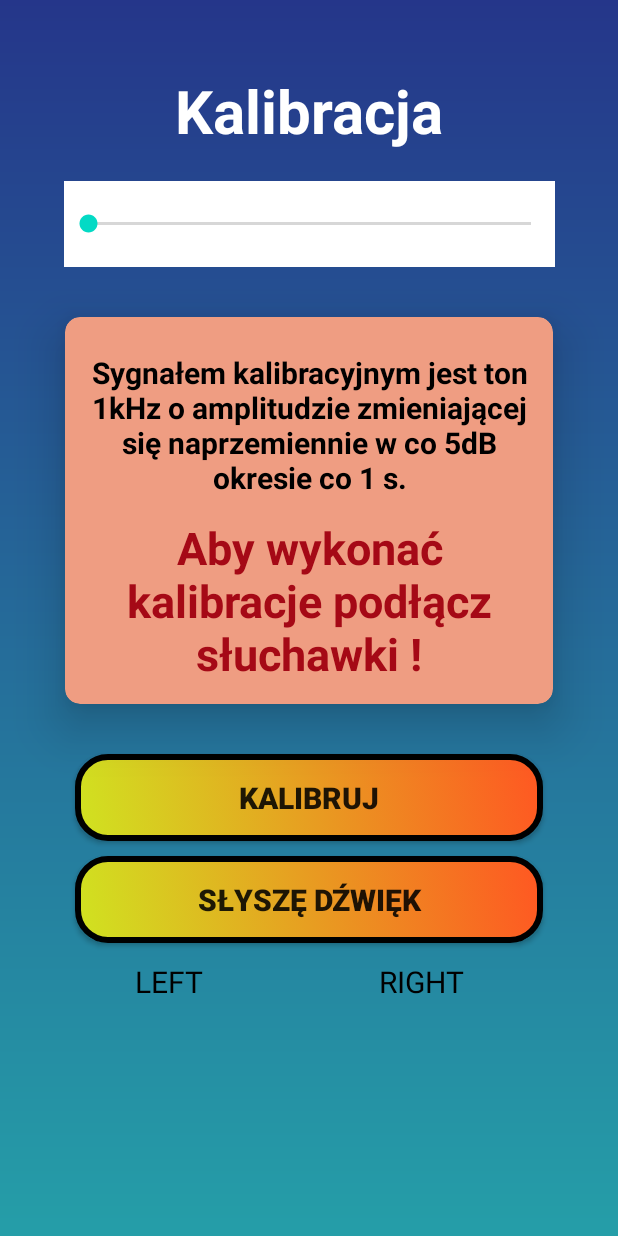
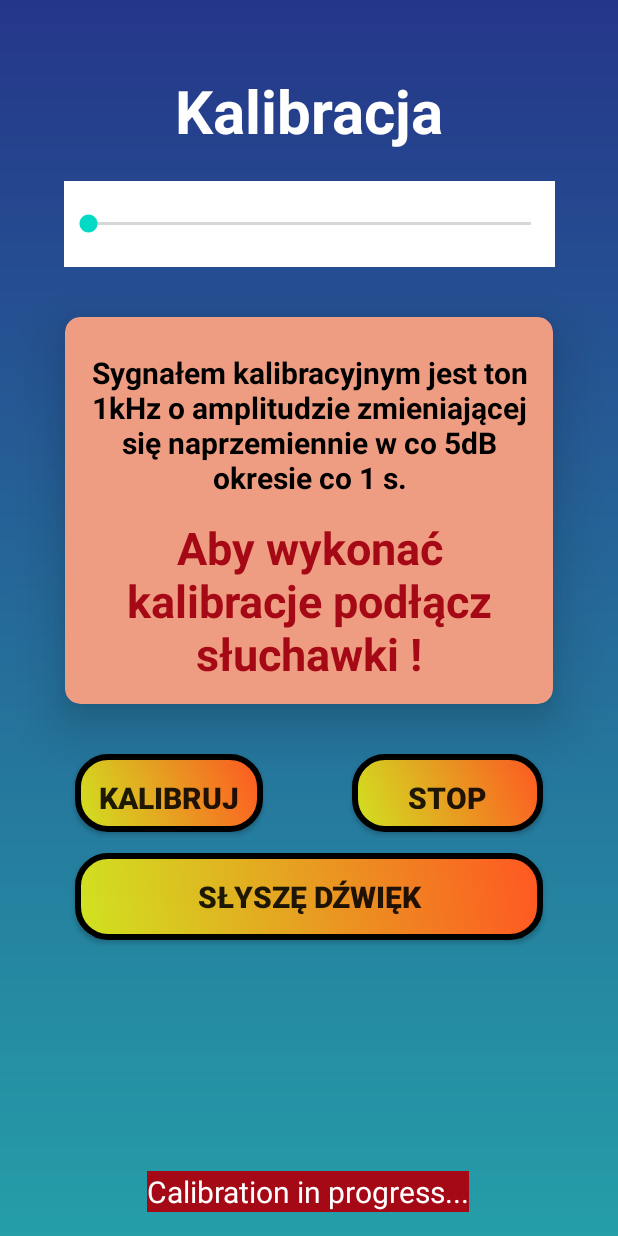
Before and after one commit to Mateusz-Gorniak/AudiogramApp, an Android app: the CalibrationActivity screen opened directly, with no data from a screen before it, on a phone screen of 412 x 824 dp. Run offline under Robolectric (Android 15) with nearby library versions, the phone set to English and light mode, and no system bars.

Commit message:
Calibration activity Modification

```diff
--- a/app/src/main/java/pl/gorniak/audiogramapp/CalibrationActivity.java
+++ b/app/src/main/java/pl/gorniak/audiogramapp/CalibrationActivity.java
@@ -23,15 +23,15 @@ public class CalibrationActivity extends AppCompatActivity {
 
 
     AudioManager audioManager;
-    float leftVolume = 0.00316f; //-50dB
-    float rightVolume = 0.00316f;//-50dB
+    float leftVolume = 0.03f;  //wspołczynnik skali
+    float rightVolume = 0.03f; //wspołczynnik skali
     private static final String TAG = "CalibrationActivity";
     private MusicIntentReceiver myReceiver;
     MediaPlayer mp;
-    TextView textViewleft;
-    TextView textViewrigth;
     Button buttonCalibration;
-    Button buttonHear;
+    Button buttonStart;
+    Button buttonStop;
+    TextView calibraionLabel;
 
 
     @Override
@@ -42,13 +42,13 @@ public class CalibrationActivity extends AppCompatActivity {
         audioManager = (AudioManager) getSystemService(AUDIO_SERVICE);
 
 
-        textViewleft = (TextView) findViewById(R.id.leftsound);
-        textViewrigth = (TextView) findViewById(R.id.rightsound);
 
         int maxVolume = audioManager.getStreamMaxVolume(AudioManager.STREAM_MUSIC);
         int currentVolume = audioManager.getStreamVolume(AudioManager.STREAM_MUSIC);
-        buttonCalibration = (Button) findViewById(R.id.startButton);
-        buttonHear = (Button) findViewById(R.id.hearSound);
+        buttonCalibration = (Button) findViewById(R.id.calibrationButton);
+        buttonStart = (Button) findViewById(R.id.startButton);
+        buttonStop = (Button) findViewById(R.id.stopButton);
+        calibraionLabel = (TextView) findViewById(R.id.calibration_label);
 
 
         SeekBar seekBar = (SeekBar) findViewById(R.id.seekBar);
@@ -85,20 +85,20 @@ public class CalibrationActivity extends AppCompatActivity {
 
         mp = MediaPlayer.create(this, R.raw.testzz);
         mp.setVolume(leftVolume,rightVolume);
-        textViewrigth.setText(toString(rightVolume));
-        textViewleft.setText(toString(leftVolume));
         mp.start();
 
     }
 
-    public void onHearClick(View view) {
+    public void onStopClick(View view) {
         mp.stop();
-        leftVolume = leftVolume*10;
-        rightVolume = rightVolume*10;
     }
 
     private String toString(float value) {
         return ""+value;
+    }
+
+    public void onHearSound(View view) {
+        calibraionLabel.setText("Od teraz nie zmieniaj poziomu głośności!");
     }
 
 
@@ -112,13 +112,15 @@ public class CalibrationActivity extends AppCompatActivity {
                         Log.d(TAG, "Headset is unplugged");
                         Toast.makeText(CalibrationActivity.this, "Unplugged", Toast.LENGTH_SHORT).show();
                         buttonCalibration.setEnabled(false);
-                        buttonHear.setEnabled(false);
+                        buttonStart.setEnabled(false);
+                        buttonStop.setEnabled(false);
                         break;
                     case 1:
                         Log.d(TAG, "Headset is plugged");
                         Toast.makeText(CalibrationActivity.this, "Plugged", Toast.LENGTH_SHORT).show();
                         buttonCalibration.setEnabled(true);
-                        buttonHear.setEnabled(true);
+                        buttonStart.setEnabled(true);
+                        buttonStop.setEnabled(true);
                         break;
                     default:
                         Log.d(TAG, "I have no idea what the headset state is");
--- a/app/src/main/res/layout/about_layout.xml
+++ b/app/src/main/res/layout/about_layout.xml
@@ -82,7 +82,7 @@
     </androidx.cardview.widget.CardView>
 
     <androidx.appcompat.widget.AppCompatButton
-        android:id="@+id/calibration_button"
+        android:id="@+id/mainPage"
         android:layout_width="match_parent"
         android:layout_height="wrap_content"
         android:layout_marginHorizontal="50dp"
--- a/app/src/main/res/layout/activity_calibration.xml
+++ b/app/src/main/res/layout/activity_calibration.xml
@@ -72,71 +72,79 @@
 
     <androidx.appcompat.widget.AppCompatButton
         android:id="@+id/startButton"
-        android:layout_width="match_parent"
-        android:layout_height="wrap_content"
+        android:layout_width="125dp"
+        android:layout_height="52dp"
         android:layout_marginHorizontal="50dp"
-        android:layout_marginBottom="92dp"
         android:background="@drawable/btn_shape2"
         android:foreground="?attr/selectableItemBackgroundBorderless"
+        android:onClick="onCalibrationClick"
         android:paddingVertical="15dp"
         android:text="@string/start_calibration"
         android:textSize="20sp"
         android:textStyle="bold"
+        app:layout_constraintEnd_toEndOf="parent"
+        app:layout_constraintHorizontal_bias="0.0"
+        app:layout_constraintStart_toStartOf="parent"
         app:layout_constraintTop_toBottomOf="@id/card1"
-        app:layout_constraintEnd_toEndOf="parent"
-        app:layout_constraintHorizontal_bias="0.494"
-        app:layout_constraintStart_toStartOf="parent"
-        android:onClick="onCalibrationClick"
 
         />
 
     <androidx.appcompat.widget.AppCompatButton
-        android:id="@+id/hearSound"
+        android:id="@+id/stopButton"
+        android:layout_width="127dp"
+        android:layout_height="52dp"
+        android:layout_marginHorizontal="50dp"
+        android:background="@drawable/btn_shape2"
+        android:foreground="?attr/selectableItemBackgroundBorderless"
+        android:onClick="onStopClick"
+        android:paddingVertical="15dp"
+        android:text="@string/stop_calibration"
+        android:textSize="20sp"
+        android:textStyle="bold"
+        app:layout_constraintBottom_toTopOf="@+id/calibrationButton"
+        app:layout_constraintEnd_toEndOf="parent"
+        app:layout_constraintHorizontal_bias="1.0"
+        app:layout_constraintStart_toEndOf="@+id/startButton"
+        app:layout_constraintTop_toBottomOf="@id/card1"
+        app:layout_constraintVertical_bias="0.0"
+        tools:ignore="MissingConstraints" />
+
+    <androidx.appcompat.widget.AppCompatButton
+        android:id="@+id/calibrationButton"
         android:layout_width="match_parent"
         android:layout_height="wrap_content"
         android:layout_marginHorizontal="50dp"
-        android:layout_marginBottom="92dp"
+        android:layout_marginTop="10dp"
         android:background="@drawable/btn_shape2"
         android:foreground="?attr/selectableItemBackgroundBorderless"
+        android:onClick="onHearSound"
         android:paddingVertical="15dp"
-        android:layout_marginTop="10dp"
         android:text="@string/hear_sound"
         android:textSize="20sp"
         android:textStyle="bold"
-        app:layout_constraintTop_toBottomOf="@id/startButton"
+        app:layout_constraintBottom_toBottomOf="parent"
         app:layout_constraintEnd_toEndOf="parent"
         app:layout_constraintHorizontal_bias="0.494"
         app:layout_constraintStart_toStartOf="parent"
-        android:onClick="onHearClick"
-
-        />
+        app:layout_constraintTop_toBottomOf="@id/startButton"
+        app:layout_constraintVertical_bias="0.02" />
 
     <TextView
-        android:id="@+id/leftsound"
+        android:id="@+id/calibration_label"
         android:layout_width="wrap_content"
         android:layout_height="wrap_content"
         android:layout_marginTop="12dp"
-        android:text="LEFT"
+        android:layout_marginBottom="16dp"
+        android:text="Calibration in progress..."
+        android:textColor="@color/white"
+        android:background="@color/red"
         android:textSize="20sp"
-        android:textColor="@color/black"
+        app:layout_constraintBottom_toBottomOf="parent"
         app:layout_constraintEnd_toEndOf="parent"
-        app:layout_constraintHorizontal_bias="0.246"
+        app:layout_constraintHorizontal_bias="0.497"
         app:layout_constraintStart_toStartOf="parent"
+        app:layout_constraintTop_toBottomOf="@id/calibrationButton"
+        app:layout_constraintVertical_bias="1.0" />
 
-        app:layout_constraintTop_toBottomOf="@id/hearSound" />
-
-    <TextView
-        android:id="@+id/rightsound"
-        android:layout_width="wrap_content"
-        android:layout_height="wrap_content"
-        android:layout_marginTop="12dp"
-        android:text="RIGHT"
-        android:textColor="@color/black"
-        android:textSize="20sp"
-        app:layout_constraintEnd_toEndOf="parent"
-        app:layout_constraintHorizontal_bias="0.711"
-        app:layout_constraintStart_toStartOf="parent"
-
-        app:layout_constraintTop_toBottomOf="@id/hearSound" />
 
 </androidx.constraintlayout.widget.ConstraintLayout>
--- a/app/src/main/res/values/strings.xml
+++ b/app/src/main/res/values/strings.xml
@@ -8,6 +8,7 @@
     <string name="save">Zapisz</string>
     <string name="headphones_in">Podłącz słuchawki</string>
     <string name="start_calibration">Kalibruj</string>
+    <string name="stop_calibration">Stop</string>
     <string name="hear_sound">Słyszę dźwięk</string>
     <string name="leftear">Lewe ucho</string>
     <string name="rightear">Prawe ucho</string>
```
Also changed, not shown: app/src/main/java/pl/gorniak/audiogramapp/ExaminationActivity.java (+21 -6 lines), app/src/main/java/pl/gorniak/audiogramapp/GraphActivity.java (+14 -11 lines).
